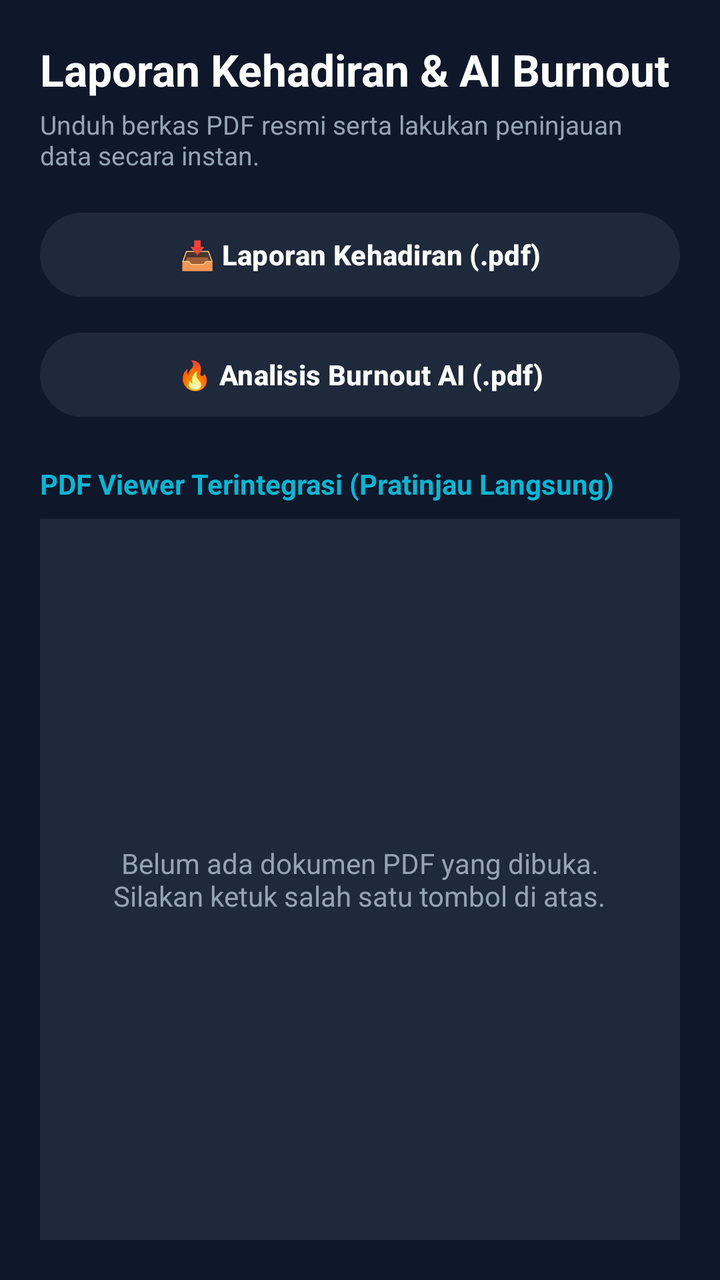
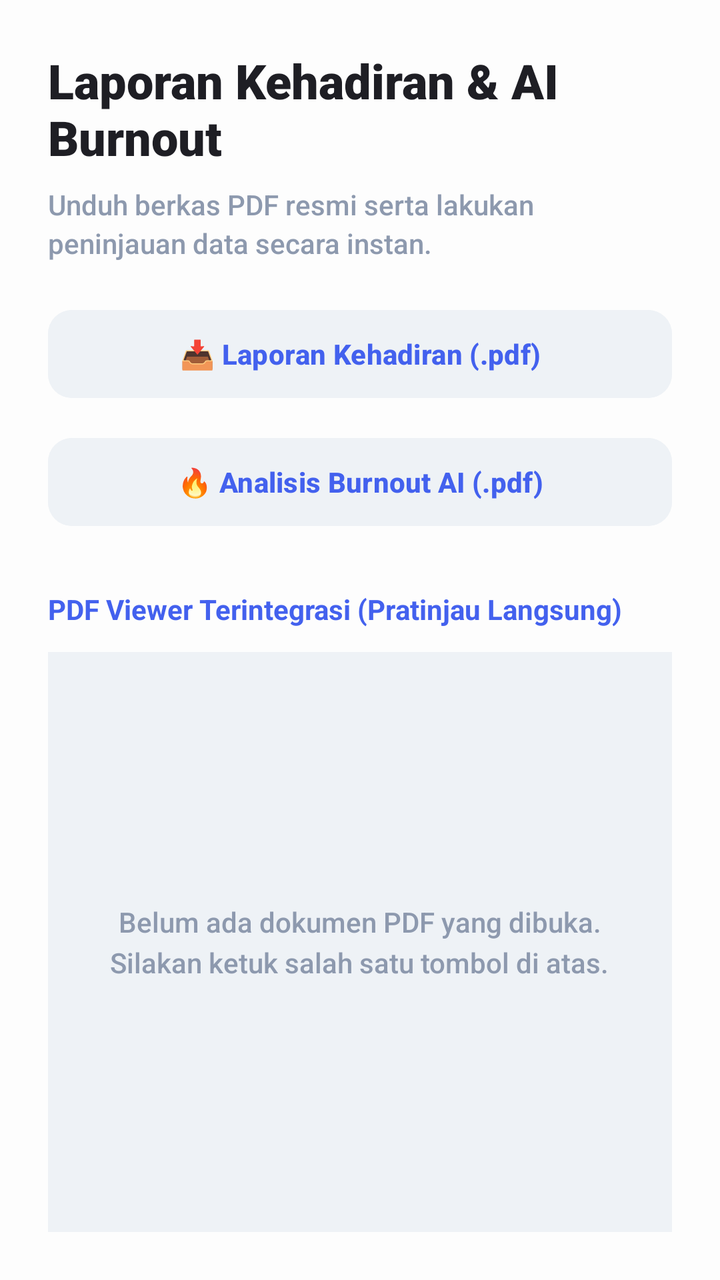

Compare the two renders of this Android layout. The source of the first and the diff that turns it into the second are given below.
<!-- AndroidManifest.xml: application theme Theme.MyApplication -->
<!-- res/layout/fragment_admin_reports.xml -->
<?xml version="1.0" encoding="utf-8"?>
<androidx.constraintlayout.widget.ConstraintLayout
    xmlns:android="http://schemas.android.com/apk/res/android"
    xmlns:app="http://schemas.android.com/apk/res-auto"
    android:layout_width="match_parent"
    android:layout_height="match_parent"
    android:background="#0F172A"
    android:padding="20dp">

    <TextView
        android:id="@+id/tv_title_reports"
        android:layout_width="0dp"
        android:layout_height="wrap_content"
        android:text="Laporan Kehadiran &amp; AI Burnout"
        android:textColor="#FFFFFF"
        android:textSize="22sp"
        android:textStyle="bold"
        app:layout_constraintTop_toTopOf="parent"
        app:layout_constraintStart_toStartOf="parent"
        app:layout_constraintEnd_toEndOf="parent" />

    <TextView
        android:id="@+id/tv_subtitle_reports"
        android:layout_width="0dp"
        android:layout_height="wrap_content"
        android:text="Unduh berkas PDF resmi serta lakukan peninjauan data secara instan."
        android:textColor="#94A3B8"
        android:textSize="13sp"
        android:layout_marginTop="4dp"
        app:layout_constraintTop_toBottomOf="@id/tv_title_reports"
        app:layout_constraintStart_toStartOf="parent"
        app:layout_constraintEnd_toEndOf="parent" />

    
    <Button
        android:id="@+id/btn_download_attendance"
        android:layout_width="0dp"
        android:layout_height="50dp"
        android:layout_marginTop="16dp"
        android:text="📥 Laporan Kehadiran (.pdf)"
        android:backgroundTint="#1E293B"
        android:textColor="#FFFFFF"
        android:textStyle="bold"
        app:layout_constraintTop_toBottomOf="@id/tv_subtitle_reports"
        app:layout_constraintStart_toStartOf="parent"
        app:layout_constraintEnd_toEndOf="parent" />

    
    <Button
        android:id="@+id/btn_download_burnout"
        android:layout_width="0dp"
        android:layout_height="50dp"
        android:layout_marginTop="10dp"
        android:text="🔥 Analisis Burnout AI (.pdf)"
        android:backgroundTint="#1E293B"
        android:textColor="#FFFFFF"
        android:textStyle="bold"
        app:layout_constraintTop_toBottomOf="@id/btn_download_attendance"
        app:layout_constraintStart_toStartOf="parent"
        app:layout_constraintEnd_toEndOf="parent" />

    
    <TextView
        android:id="@+id/tv_pdf_title"
        android:layout_width="0dp"
        android:layout_height="wrap_content"
        android:layout_marginTop="20dp"
        android:text="PDF Viewer Terintegrasi (Pratinjau Langsung)"
        android:textColor="#06B6D4"
        android:textSize="14sp"
        android:textStyle="bold"
        app:layout_constraintTop_toBottomOf="@id/btn_download_burnout"
        app:layout_constraintStart_toStartOf="parent"
        app:layout_constraintEnd_toEndOf="parent" />

    
    <FrameLayout
        android:id="@+id/pdf_viewer_container"
        android:layout_width="0dp"
        android:layout_height="0dp"
        android:layout_marginTop="8dp"
        android:background="#1E293B"
        app:layout_constraintTop_toBottomOf="@id/tv_pdf_title"
        app:layout_constraintBottom_toBottomOf="parent"
        app:layout_constraintStart_toStartOf="parent"
        app:layout_constraintEnd_toEndOf="parent">

        
        <TextView
            android:id="@+id/tv_pdf_placeholder"
            android:layout_width="wrap_content"
            android:layout_height="wrap_content"
            android:layout_gravity="center"
            android:text="Belum ada dokumen PDF yang dibuka.\nSilakan ketuk salah satu tombol di atas."
            android:textColor="#94A3B8"
            android:gravity="center"
            android:padding="20dp"
            android:textSize="14sp"/>

        
        <ScrollView
            android:id="@+id/sv_pdf_content"
            android:layout_width="match_parent"
            android:layout_height="match_parent"
            android:visibility="gone"
            android:padding="16dp">

            <androidx.constraintlayout.widget.ConstraintLayout
                android:layout_width="match_parent"
                android:layout_height="wrap_content">

                <TextView
                    android:id="@+id/tv_pdf_doc_header"
                    android:layout_width="0dp"
                    android:layout_height="wrap_content"
                    android:text="MOCOM: EDUSTAFF PRO REPORT"
                    android:textColor="#06B6D4"
                    android:textSize="12sp"
                    android:textStyle="bold"
                    android:gravity="center"
                    app:layout_constraintTop_toTopOf="parent"
                    app:layout_constraintStart_toStartOf="parent"
                    app:layout_constraintEnd_toEndOf="parent" />

                <TextView
                    android:id="@+id/tv_pdf_doc_title"
                    android:layout_width="0dp"
                    android:layout_height="wrap_content"
                    android:text="LAPORAN DATA"
                    android:textColor="#FFFFFF"
                    android:textSize="16sp"
                    android:textStyle="bold"
                    android:gravity="center"
                    android:layout_marginTop="4dp"
                    app:layout_constraintTop_toBottomOf="@id/tv_pdf_doc_header"
                    app:layout_constraintStart_toStartOf="parent"
                    app:layout_constraintEnd_toEndOf="parent" />

                <View
                    android:id="@+id/divider_pdf"
                    android:layout_width="0dp"
                    android:layout_height="1dp"
                    android:background="#475569"
                    android:layout_marginTop="12dp"
                    app:layout_constraintTop_toBottomOf="@id/tv_pdf_doc_title"
                    app:layout_constraintStart_toStartOf="parent"
                    app:layout_constraintEnd_toEndOf="parent" />

                
                <TextView
                    android:id="@+id/tv_pdf_doc_body"
                    android:layout_width="0dp"
                    android:layout_height="wrap_content"
                    android:layout_marginTop="12dp"
                    android:text="Detail Laporan..."
                    android:textColor="#CBD5E1"
                    android:textSize="13sp"
                    android:lineSpacingExtra="4dp"
                    app:layout_constraintTop_toBottomOf="@id/divider_pdf"
                    app:layout_constraintStart_toStartOf="parent"
                    app:layout_constraintEnd_toEndOf="parent" />

            </androidx.constraintlayout.widget.ConstraintLayout>
        </ScrollView>
    </FrameLayout>

</androidx.constraintlayout.widget.ConstraintLayout>
<!-- resources referenced by this layout -->
<resources>
  <style name="Theme.MyApplication" parent="Base.Theme.MyApplication" />
  <style name="Base.Theme.MyApplication" parent="Theme.Material3.DayNight.NoActionBar">
          
          
      </style>
</resources>

<!-- the commit's change to res/layout/fragment_admin_reports.xml (unified diff, before → after) -->
@@ -4,106 +4,105 @@
     xmlns:app="http://schemas.android.com/apk/res-auto"
     android:layout_width="match_parent"
     android:layout_height="match_parent"
-    android:background="#0F172A"
-    android:padding="20dp">
-
-    <TextView
-        android:id="@+id/tv_title_reports"
-        android:layout_width="0dp"
-        android:layout_height="wrap_content"
-        android:text="Laporan Kehadiran &amp; AI Burnout"
-        android:textColor="#FFFFFF"
-        android:textSize="22sp"
-        android:textStyle="bold"
-        app:layout_constraintTop_toTopOf="parent"
-        app:layout_constraintStart_toStartOf="parent"
-        app:layout_constraintEnd_toEndOf="parent" />
+    android:background="#FDFDFD" android:padding="24dp"> <TextView
+    android:id="@+id/tv_title_reports"
+    android:layout_width="0dp"
+    android:layout_height="wrap_content"
+    android:text="Laporan Kehadiran &amp; AI Burnout"
+    android:textColor="#1E1E24" android:textSize="24sp"
+    android:fontFamily="sans-serif-black"
+    android:textStyle="bold"
+    app:layout_constraintTop_toTopOf="parent"
+    app:layout_constraintStart_toStartOf="parent"
+    app:layout_constraintEnd_toEndOf="parent" />
 
     <TextView
         android:id="@+id/tv_subtitle_reports"
         android:layout_width="0dp"
         android:layout_height="wrap_content"
         android:text="Unduh berkas PDF resmi serta lakukan peninjauan data secara instan."
-        android:textColor="#94A3B8"
-        android:textSize="13sp"
-        android:layout_marginTop="4dp"
+        android:textColor="#8D99AE" android:textSize="14sp"
+        android:fontFamily="sans-serif-medium"
+        android:lineSpacingExtra="3dp"
+        android:layout_marginTop="8dp"
         app:layout_constraintTop_toBottomOf="@id/tv_title_reports"
         app:layout_constraintStart_toStartOf="parent"
         app:layout_constraintEnd_toEndOf="parent" />
 
-    
     <Button
         android:id="@+id/btn_download_attendance"
         android:layout_width="0dp"
-        android:layout_height="50dp"
-        android:layout_marginTop="16dp"
+        android:layout_height="52dp"
+        android:layout_marginTop="20dp"
         android:text="📥 Laporan Kehadiran (.pdf)"
-        android:backgroundTint="#1E293B"
-        android:textColor="#FFFFFF"
+        android:backgroundTint="#EEF2F6" android:textColor="#4361EE" android:textSize="14sp"
+        android:fontFamily="sans-serif-medium"
         android:textStyle="bold"
+        android:stateListAnimator="@null" app:cornerRadius="12dp"
         app:layout_constraintTop_toBottomOf="@id/tv_subtitle_reports"
         app:layout_constraintStart_toStartOf="parent"
         app:layout_constraintEnd_toEndOf="parent" />
 
-    
     <Button
         android:id="@+id/btn_download_burnout"
         android:layout_width="0dp"
-        android:layout_height="50dp"
-        android:layout_marginTop="10dp"
+        android:layout_height="52dp"
+        android:layout_marginTop="12dp"
         android:text="🔥 Analisis Burnout AI (.pdf)"
-        android:backgroundTint="#1E293B"
-        android:textColor="#FFFFFF"
+        android:backgroundTint="#EEF2F6"
+        android:textColor="#4361EE"
+        android:textSize="14sp"
+        android:fontFamily="sans-serif-medium"
         android:textStyle="bold"
+        android:stateListAnimator="@null"
+        app:cornerRadius="12dp"
         app:layout_constraintTop_toBottomOf="@id/btn_download_attendance"
         app:layout_constraintStart_toStartOf="parent"
         app:layout_constraintEnd_toEndOf="parent" />
 
-    
     <TextView
         android:id="@+id/tv_pdf_title"
         android:layout_width="0dp"
         android:layout_height="wrap_content"
-        android:layout_marginTop="20dp"
+        android:layout_marginTop="28dp"
         android:text="PDF Viewer Terintegrasi (Pratinjau Langsung)"
-        android:textColor="#06B6D4"
-        android:textSize="14sp"
+        android:textColor="#4361EE" android:textSize="14sp"
+        android:fontFamily="sans-serif-bold"
         android:textStyle="bold"
         app:layout_constraintTop_toBottomOf="@id/btn_download_burnout"
         app:layout_constraintStart_toStartOf="parent"
         app:layout_constraintEnd_toEndOf="parent" />
 
-    
     <FrameLayout
         android:id="@+id/pdf_viewer_container"
         android:layout_width="0dp"
         android:layout_height="0dp"
-        android:layout_marginTop="8dp"
-        android:background="#1E293B"
-        app:layout_constraintTop_toBottomOf="@id/tv_pdf_title"
+        android:layout_marginTop="12dp"
+        android:background="#EEF2F6" app:layout_constraintTop_toBottomOf="@id/tv_pdf_title"
         app:layout_constraintBottom_toBottomOf="parent"
         app:layout_constraintStart_toStartOf="parent"
         app:layout_constraintEnd_toEndOf="parent">
 
-        
         <TextView
             android:id="@+id/tv_pdf_placeholder"
             android:layout_width="wrap_content"
             android:layout_height="wrap_content"
             android:layout_gravity="center"
             android:text="Belum ada dokumen PDF yang dibuka.\nSilakan ketuk salah satu tombol di atas."
-            android:textColor="#94A3B8"
+            android:textColor="#8D99AE"
             android:gravity="center"
-            android:padding="20dp"
+            android:fontFamily="sans-serif-medium"
+            android:lineSpacingExtra="4dp"
+            android:padding="24dp"
             android:textSize="14sp"/>
 
-        
         <ScrollView
             android:id="@+id/sv_pdf_content"
             android:layout_width="match_parent"
             android:layout_height="match_parent"
             android:visibility="gone"
-            android:padding="16dp">
+            android:layout_margin="16dp"
+            android:background="#FFFFFF" android:padding="20dp">
 
             <androidx.constraintlayout.widget.ConstraintLayout
                 android:layout_width="match_parent"
@@ -114,8 +113,8 @@
                     android:layout_width="0dp"
                     android:layout_height="wrap_content"
                     android:text="MOCOM: EDUSTAFF PRO REPORT"
-                    android:textColor="#06B6D4"
-                    android:textSize="12sp"
+                    android:textColor="#4361EE" android:textSize="12sp"
+                    android:fontFamily="sans-serif-condensed-medium"
                     android:textStyle="bold"
                     android:gravity="center"
                     app:layout_constraintTop_toTopOf="parent"
@@ -127,11 +126,11 @@
                     android:layout_width="0dp"
                     android:layout_height="wrap_content"
                     android:text="LAPORAN DATA"
-                    android:textColor="#FFFFFF"
-                    android:textSize="16sp"
+                    android:textColor="#1E1E24" android:textSize="18sp"
+                    android:fontFamily="sans-serif-black"
                     android:textStyle="bold"
                     android:gravity="center"
-                    android:layout_marginTop="4dp"
+                    android:layout_marginTop="6dp"
                     app:layout_constraintTop_toBottomOf="@id/tv_pdf_doc_header"
                     app:layout_constraintStart_toStartOf="parent"
                     app:layout_constraintEnd_toEndOf="parent" />
@@ -139,23 +138,22 @@
                 <View
                     android:id="@+id/divider_pdf"
                     android:layout_width="0dp"
-                    android:layout_height="1dp"
-                    android:background="#475569"
-                    android:layout_marginTop="12dp"
+                    android:layout_height="1.5dp"
+                    android:background="#EEF2F6"
+                    android:layout_marginTop="16dp"
                     app:layout_constraintTop_toBottomOf="@id/tv_pdf_doc_title"
                     app:layout_constraintStart_toStartOf="parent"
                     app:layout_constraintEnd_toEndOf="parent" />
 
-                
                 <TextView
                     android:id="@+id/tv_pdf_doc_body"
                     android:layout_width="0dp"
                     android:layout_height="wrap_content"
-                    android:layout_marginTop="12dp"
+                    android:layout_marginTop="16dp"
                     android:text="Detail Laporan..."
-                    android:textColor="#CBD5E1"
-                    android:textSize="13sp"
-                    android:lineSpacingExtra="4dp"
+                    android:textColor="#2D3142" android:textSize="14sp"
+                    android:fontFamily="sans-serif"
+                    android:lineSpacingExtra="5dp"
                     app:layout_constraintTop_toBottomOf="@id/divider_pdf"
                     app:layout_constraintStart_toStartOf="parent"
                     app:layout_constraintEnd_toEndOf="parent" />
